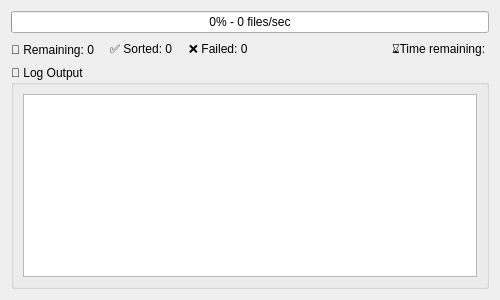
First picture: the form in PhotoOrganizer_v3/progressWindow.ui, repository ArthurHuyghe/PhotoOrganizer, before the edit.
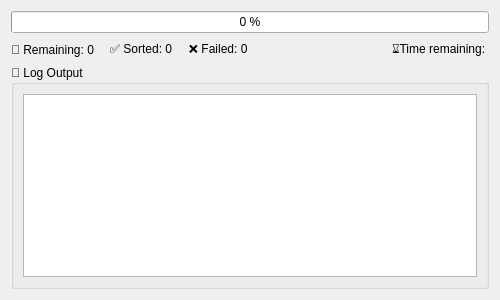
Second picture: the form after the edit.

The edit to the form file:
```diff
--- a/PhotoOrganizer_v3/progressWindow.ui
+++ b/PhotoOrganizer_v3/progressWindow.ui
@@ -38,7 +38,7 @@
       <bool>false</bool>
      </property>
      <property name="format">
-      <string>%p% - 0 files/sec</string>
+      <string>%p %</string>
      </property>
     </widget>
    </item>
```
